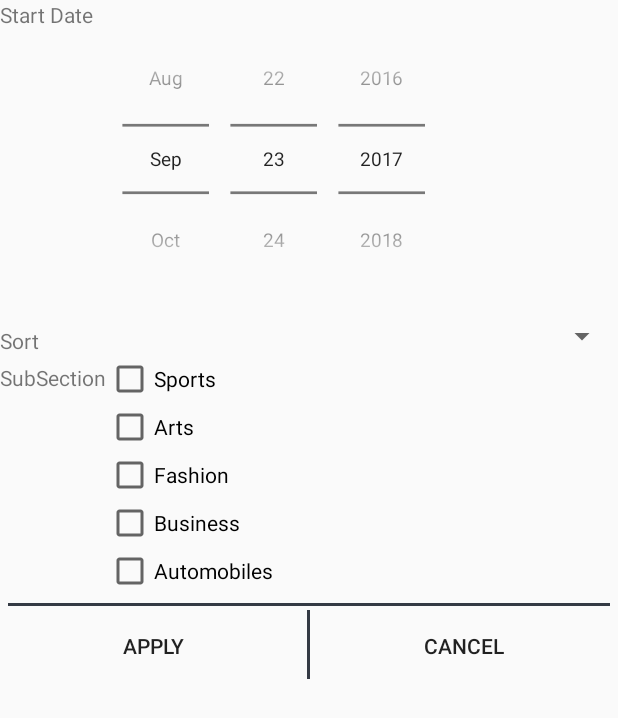
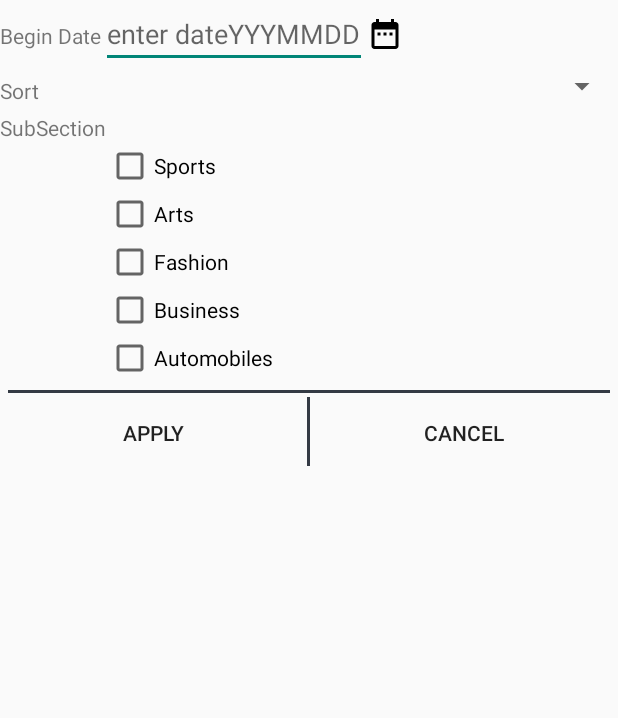
Before and after one commit to drana/TheNewsHub, an Android app: the layout fragment_filter.xml on its own in the app's theme, with its tools: preview values and no code run, on a phone screen of 412 x 824 dp. Shown: the top 718 px of the screen. Run offline under Robolectric (Android 15) with nearby library versions, the phone set to English and light mode, and no system bars.

Commit message:
date picker dialog and filter apply

```diff
--- /dev/null
+++ b/TheNewsHub/app/src/main/res/drawable-anydpi/ic_date_range.xml
@@ -0,0 +1,9 @@
+<vector xmlns:android="http://schemas.android.com/apk/res/android"
+        android:width="24dp"
+        android:height="24dp"
+        android:viewportWidth="24.0"
+        android:viewportHeight="24.0">
+    <path
+        android:fillColor="#FF000000"
+        android:pathData="M9,11L7,11v2h2v-2zM13,11h-2v2h2v-2zM17,11h-2v2h2v-2zM19,4h-1L18,2h-2v2L8,4L8,2L6,2v2L5,4c-1.11,0 -1.99,0.9 -1.99,2L3,20c0,1.1 0.89,2 2,2h14c1.1,0 2,-0.9 2,-2L21,6c0,-1.1 -0.9,-2 -2,-2zM19,20L5,20L5,9h14v11z"/>
+</vector>
--- a/TheNewsHub/app/src/main/res/layout/fragment_filter.xml
+++ b/TheNewsHub/app/src/main/res/layout/fragment_filter.xml
@@ -1,34 +1,61 @@
 <RelativeLayout xmlns:android="http://schemas.android.com/apk/res/android"
     xmlns:tools="http://schemas.android.com/tools"
     android:layout_width="match_parent"
-    android:layout_height="match_parent"
+    android:layout_height="wrap_content"
     tools:context="com.db.dipenrana.thenewshub.fragments.FilterFragment">
+
+    <LinearLayout
+        android:id="@+id/llDateSelection"
+        android:layout_width="match_parent"
+        android:layout_height="wrap_content"
+        android:orientation="horizontal">
 
         <TextView
             android:id="@+id/tvBeginDate"
             android:layout_width="wrap_content"
             android:layout_height="wrap_content"
-        android:text="Start Date"
-        android:layout_alignParentStart="true"
+            android:text="Begin Date"
             />
 
-    <DatePicker
-        android:id="@+id/selectedDate"
+        <EditText
+            android:id="@+id/etBeginDate"
             android:layout_width="wrap_content"
             android:layout_height="wrap_content"
-        android:layout_toRightOf="@id/tvBeginDate"
-        android:calendarViewShown="false"
-        android:datePickerMode="spinner"
-        android:spinnersShown="true"
-        android:padding="0dp"
-        android:scaleX="0.9"
-        android:scaleY="0.9" />
+            android:hint="enter dateYYYMMDD"
+            android:inputType="date"
+            />
+
+        <ImageButton
+            android:id="@+id/btnDatePicker"
+            android:layout_width="wrap_content"
+            android:layout_height="wrap_content"
+            android:layout_toRightOf="@id/etBeginDate"
+            android:src="@drawable/ic_date_range"
+            android:scaleType="centerCrop"
+            android:background="@null"
+            android:layout_gravity="center"/>
+    </LinearLayout>
+
+
+
+
+    <!--<DatePicker-->
+        <!--android:id="@+id/selectedDate"-->
+        <!--android:layout_width="wrap_content"-->
+        <!--android:layout_height="wrap_content"-->
+        <!--android:layout_below="@id/llDateSelection"-->
+        <!--android:calendarViewShown="false"-->
+        <!--android:datePickerMode="spinner"-->
+        <!--android:spinnersShown="true"-->
+        <!--android:padding="0dp"-->
+        <!--android:scaleX="0.9"-->
+        <!--android:scaleY="0.9" />-->
 
     <TextView
         android:id="@+id/llSortOrder"
         android:layout_width="wrap_content"
         android:layout_height="wrap_content"
-        android:layout_below="@id/selectedDate"
+        android:layout_below="@id/llDateSelection"
         android:layout_marginTop="5dp"
         android:text="Sort"
         />
@@ -37,7 +64,7 @@
         android:id="@+id/sortOrder"
         android:layout_width="match_parent"
         android:layout_height="wrap_content"
-        android:layout_below="@id/selectedDate"
+        android:layout_below="@id/llDateSelection"
         android:layout_toRightOf="@id/llSortOrder"
         android:layout_weight="1"/>
 
@@ -54,7 +81,7 @@
         android:layout_width="match_parent"
         android:layout_height="wrap_content"
         android:layout_toRightOf="@id/tvNewsSection"
-        android:layout_below="@id/llSortOrder"
+        android:layout_below="@id/tvNewsSection"
         android:text="Sports"
         />
     <CheckBox
--- a/TheNewsHub/app/src/main/res/values/styles.xml
+++ b/TheNewsHub/app/src/main/res/values/styles.xml
@@ -1,4 +1,20 @@
 <resources>
+
+    <style name="AppTheme" parent="Theme.AppCompat.Light.NoActionBar">
+        <!-- Apply default style for alert dialogs -->
+        <item name="android:alertDialogTheme">@style/AppAlertTheme</item>
+
+    </style>
+    <!-- Define your custom alert theme here extending from base -->
+    <style name="AppAlertTheme" parent="Theme.AppCompat.Light.Dialog.Alert">
+        <item name="colorPrimary">@color/primary</item>
+        <item name="colorAccent">@color/accent</item>
+        <item name="colorPrimaryDark">@color/primary_dark</item>
+        <item name="colorControlNormal">@color/primary_dark</item>
+        <item name="android:textColorHighlight">@color/primary</item>
+    </style>
+
+</resources>
 
     <!-- Base application theme. -->
     <!--<style name="AppTheme" parent="Theme.AppCompat.Light.DarkActionBar">-->
@@ -18,9 +34,3 @@
     <!--<style name="AppTheme.PopupOverlay" parent="ThemeOverlay.AppCompat.Light" />-->
 
     <!--Custom App Theme for Toolbar-->
-
-    <style name="AppTheme" parent="Theme.AppCompat.Light.NoActionBar">
-
-    </style>
-
-</resources>
```
Also changed, not shown: TheNewsHub/app/src/main/java/com/db/dipenrana/thenewshub/activities/SearchActivity.java (+14 -7 lines), TheNewsHub/app/src/main/java/com/db/dipenrana/thenewshub/fragments/DatePickerFragment.java (added, +102 -0 lines), TheNewsHub/app/src/main/java/com/db/dipenrana/thenewshub/fragments/FilterFragment.java (+46 -19 lines), TheNewsHub/app/src/main/res/drawable-anydpi/ic_search.xml (added, +9 -0 lines). Lines whose indentation alone changed are shown as unchanged.
